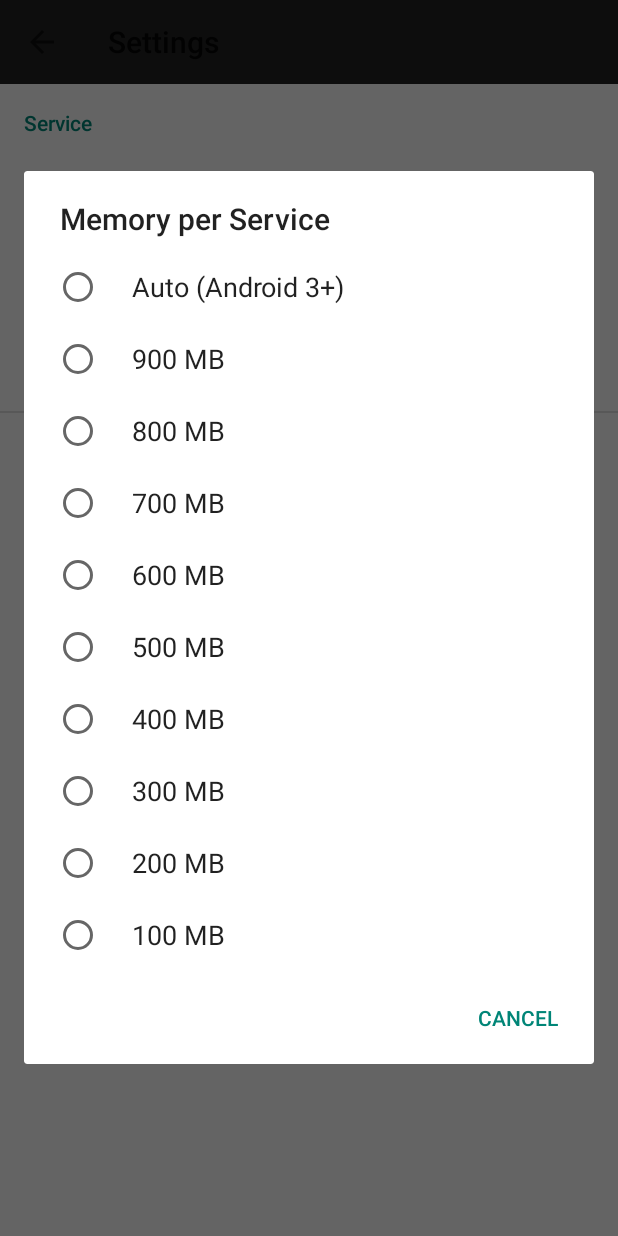
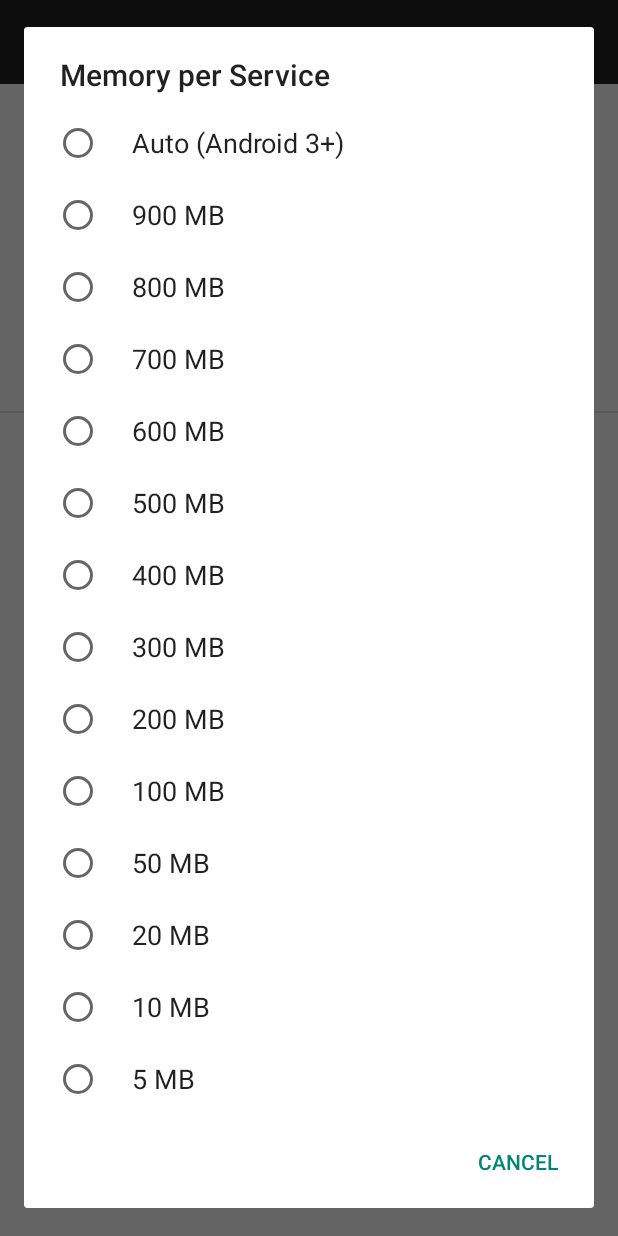
Before and after one commit to derekwilson/RamEater, an Android app: the SettingsActivity screen opened directly, with no data from a screen before it, after a tap on "Memory per Service", on a phone screen of 412 x 824 dp. Run offline under Robolectric (Android 15) with nearby library versions, the phone set to English and light mode, and no system bars; 1 statement that could not run was skipped.

Commit message:
added super small max allocation settings for use in android 2

```diff
--- a/RamEaterAndroidStudio/app/src/main/res/values/arrays.xml
+++ b/RamEaterAndroidStudio/app/src/main/res/values/arrays.xml
@@ -11,6 +11,10 @@
         <item>300 MB</item>
         <item>200 MB</item>
         <item>100 MB</item>
+        <item>50 MB</item>
+        <item>20 MB</item>
+        <item>10 MB</item>
+        <item>5 MB</item>
     </string-array>
     <string-array name="prefs_memory_values">
         <item>0</item>
@@ -23,5 +27,9 @@
         <item>300</item>
         <item>200</item>
         <item>100</item>
+        <item>50</item>
+        <item>20</item>
+        <item>10</item>
+        <item>5</item>
     </string-array>
 </resources>
```
